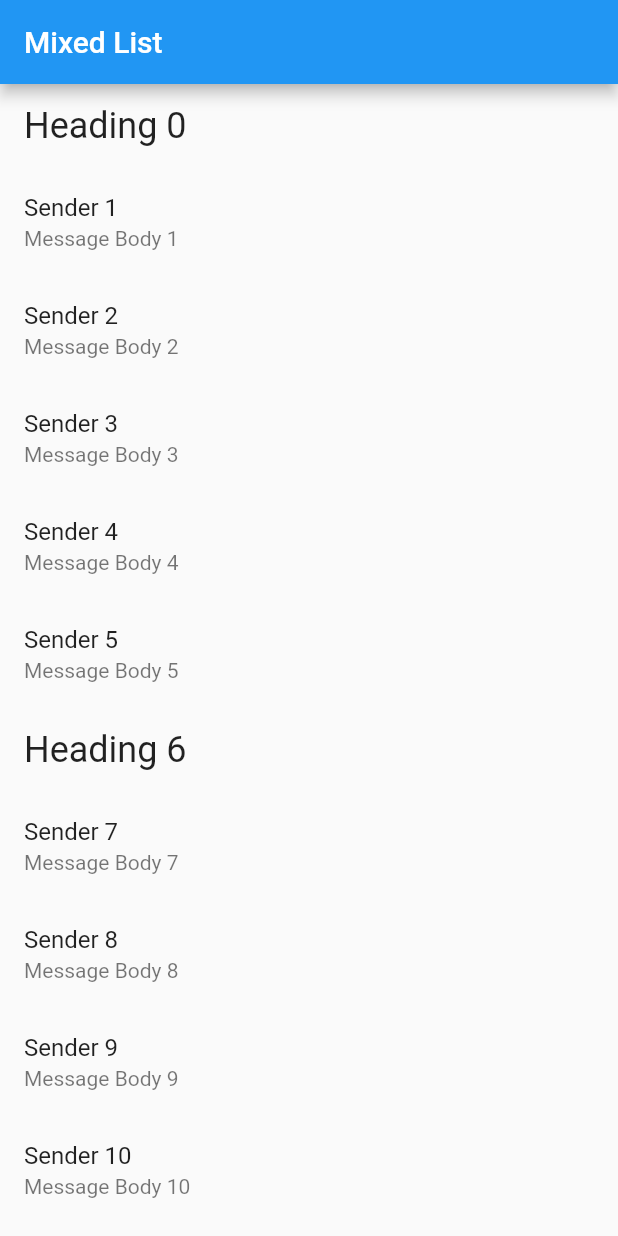
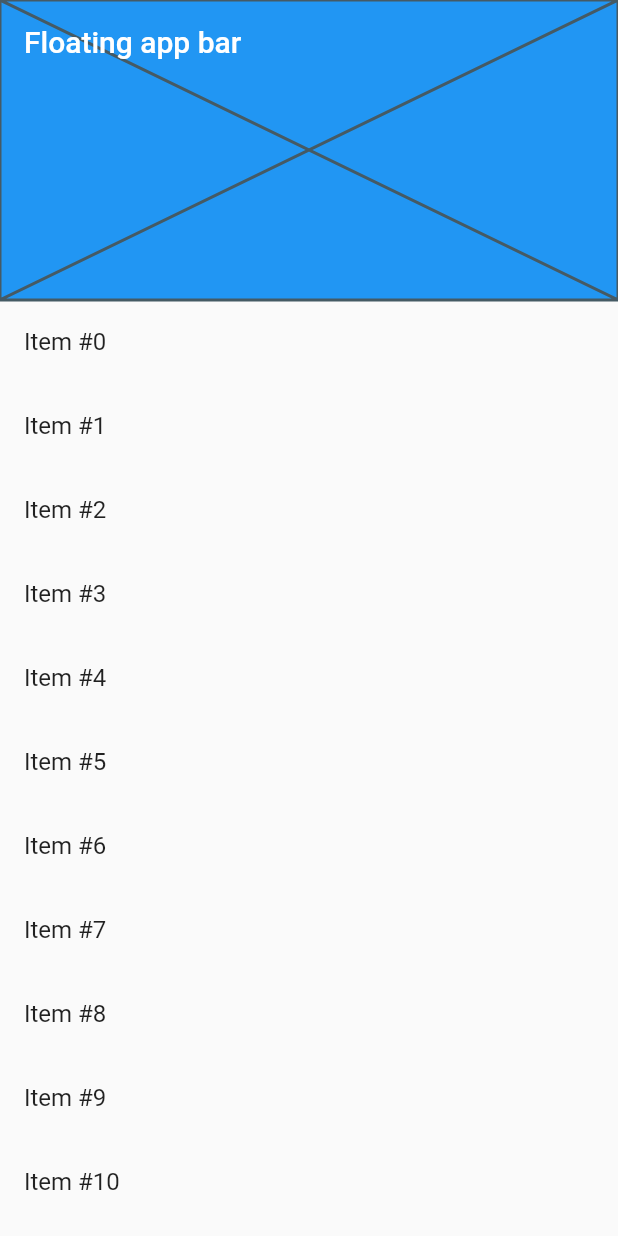
Before and after one commit to chimichi004/cookbook_flutter, a Flutter app: the screen it shows after launch, on a phone screen of 412 x 824 dp. Run offline on Flutter 3.47's test engine with Material 2 defaults, Android fonts, the phone set to English and light mode, and no system bars; our stand-ins replace cached_network_image, google_fonts, transparent_image.

Commit message:
Place a floating app bar above a list

```diff
--- /dev/null
+++ b/lib/list/list_floating_appbar.dart
@@ -0,0 +1,43 @@
+// https://flutter.dev/docs/cookbook/lists/floating-app-bar
+
+import 'package:flutter/material.dart';
+
+class SampleFloatingAppbar extends StatelessWidget {
+  @override
+  Widget build(BuildContext context) {
+    final title = "Demo Floating Appbar";
+    return MaterialApp(
+      title: title,
+      home: Scaffold(
+        // No appBar property provided, only the body.
+        body: CustomScrollView(
+          slivers: <Widget>[
+            SliverAppBar(
+              title: Text('Floating app bar'),
+              // Allows the user to reveal the app bar if they begin scrolling back
+              // up the list of items.
+              floating: true,
+              // Display a placeholder widget to visualize the shrinking size.
+              flexibleSpace: Placeholder(),
+              // Make the initial height of the SliverAppBar larger than normal.
+              expandedHeight: 200.0,
+            ),
+            // Create a SliverList
+            SliverList(
+              // Use a delegate to build items as they're scrolled on screen.
+              delegate: SliverChildBuilderDelegate(
+                // The builder function returns a ListTile with a title that
+                // displays the index of the current item.
+                (context, index) => ListTile(
+                  title: Text('Item #$index'),
+                ),
+                // Builds 1000 ListTiles
+                childCount: 1000,
+              ),
+            ),
+          ],
+        ),
+      ),
+    );
+  }
+}
--- a/lib/main.dart
+++ b/lib/main.dart
@@ -35,7 +35,8 @@ import 'package:google_fonts/google_fonts.dart';
 //import 'list/list_standard.dart';
 //import 'list/list_horizontal.dart';
 //import 'list/list_grid.dart';
-import 'list/list_custom.dart';
+//import 'list/list_custom.dart';
+import 'list/list_floating_appbar.dart';
 
 main() {
   // runApp(MaterialApp(
@@ -49,14 +50,16 @@ class MyApp extends StatelessWidget {
   // This widget is the root of your application.
   @override
   Widget build(BuildContext context) {
-    return CustomListView(
-      items: List<ListItem>.generate(
-        1000,
-        (i) => i % 6 == 0
-            ? HeadingItem("Heading $i")
-            : MessageItem("Sender $i", "Message Body $i"),
-      ),
-    );
+    return SampleFloatingAppbar();
+
+    // return CustomListView(
+    //   items: List<ListItem>.generate(
+    //     1000,
+    //     (i) => i % 6 == 0
+    //         ? HeadingItem("Heading $i")
+    //         : MessageItem("Sender $i", "Message Body $i"),
+    //   ),
+    // );
 
     // return MaterialApp(
     //   title: appTitle,
```
